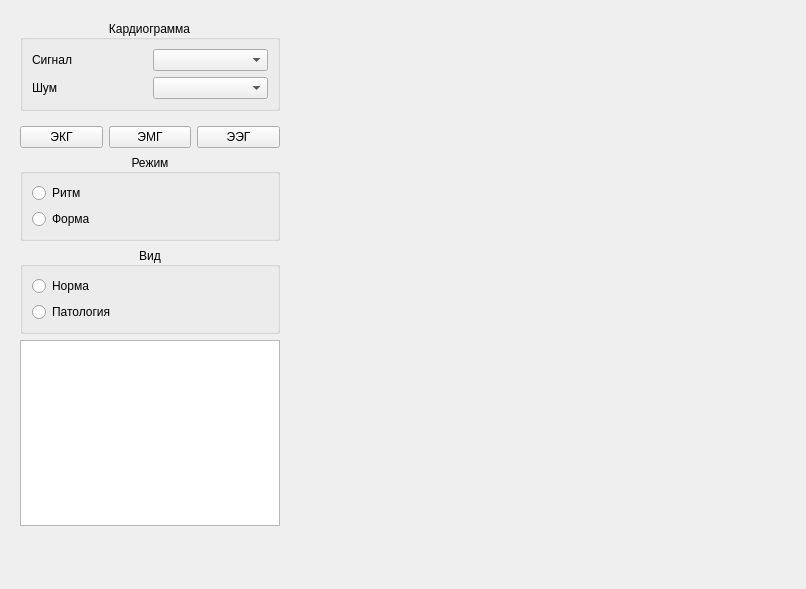
Qt form src/Tratining/Form/tratining_form.ui (ArtemKuznetsov95/simulator) before a commit.
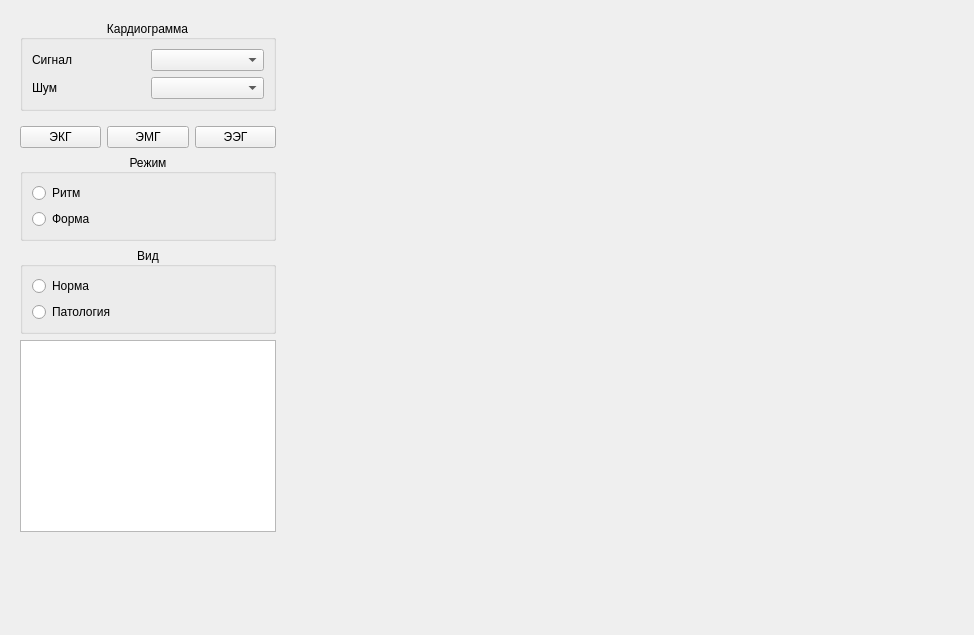
The same form after that commit.

```diff
--- a/src/Tratining/Form/tratining_form.ui
+++ b/src/Tratining/Form/tratining_form.ui
@@ -6,13 +6,19 @@
    <rect>
     <x>0</x>
     <y>0</y>
-    <width>806</width>
-    <height>589</height>
+    <width>974</width>
+    <height>635</height>
    </rect>
   </property>
+  <property name="sizePolicy">
+   <sizepolicy hsizetype="Ignored" vsizetype="Ignored">
+    <horstretch>0</horstretch>
+    <verstretch>0</verstretch>
+   </sizepolicy>
+  </property>
   <property name="minimumSize">
    <size>
-    <width>200</width>
+    <width>0</width>
     <height>0</height>
    </size>
   </property>
@@ -25,9 +31,15 @@
   <property name="windowTitle">
    <string>Form</string>
   </property>
-  <layout class="QHBoxLayout" name="horizontalLayout">
-   <item>
+  <layout class="QFormLayout" name="formLayout_2">
+   <item row="0" column="0">
     <widget class="QWidget" name="m_widget_navi" native="true">
+     <property name="sizePolicy">
+      <sizepolicy hsizetype="Preferred" vsizetype="Preferred">
+       <horstretch>0</horstretch>
+       <verstretch>0</verstretch>
+      </sizepolicy>
+     </property>
      <property name="maximumSize">
       <size>
        <width>350</width>
@@ -205,17 +217,23 @@
      </layout>
     </widget>
    </item>
-   <item>
+   <item row="0" column="1">
     <widget class="QWidget" name="widget" native="true">
+     <property name="sizePolicy">
+      <sizepolicy hsizetype="Expanding" vsizetype="Expanding">
+       <horstretch>0</horstretch>
+       <verstretch>0</verstretch>
+      </sizepolicy>
+     </property>
      <property name="minimumSize">
       <size>
-       <width>500</width>
-       <height>500</height>
+       <width>0</width>
+       <height>0</height>
       </size>
      </property>
      <property name="maximumSize">
       <size>
-       <width>350</width>
+       <width>16777215</width>
        <height>16777215</height>
       </size>
      </property>
```
